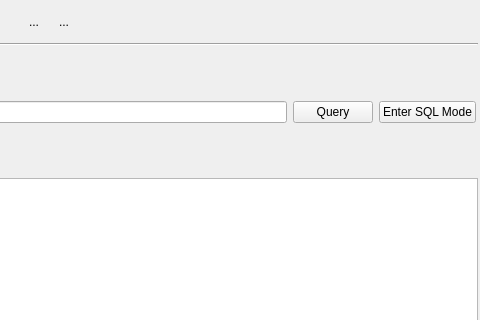
First picture: the form in cashio/MainWindow.ui, repository bsdelf/cashio, before the edit; both pictures show x 220 to 700 and y 0 to 320 of the 700 by 600 pixel window.
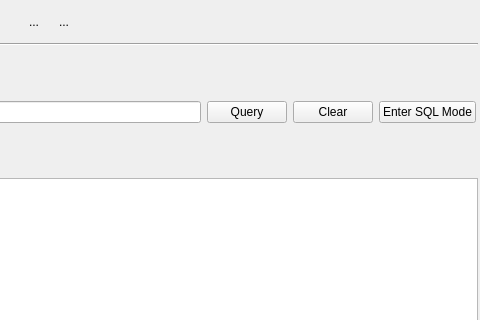
Second picture: the form after the edit. Icons and pictures are not drawn.

Commit message: 添加清空查询条件的按钮

What changed in the file:
```diff
--- a/cashio/MainWindow.ui
+++ b/cashio/MainWindow.ui
@@ -417,6 +417,13 @@
           </property>
          </widget>
         </item>
+        <item>
+         <widget class="QPushButton" name="btnQueryClear">
+          <property name="text">
+           <string>Clear</string>
+          </property>
+         </widget>
+        </item>
         <item>
          <widget class="QPushButton" name="btnEnterSqlMode">
           <property name="text">
```
